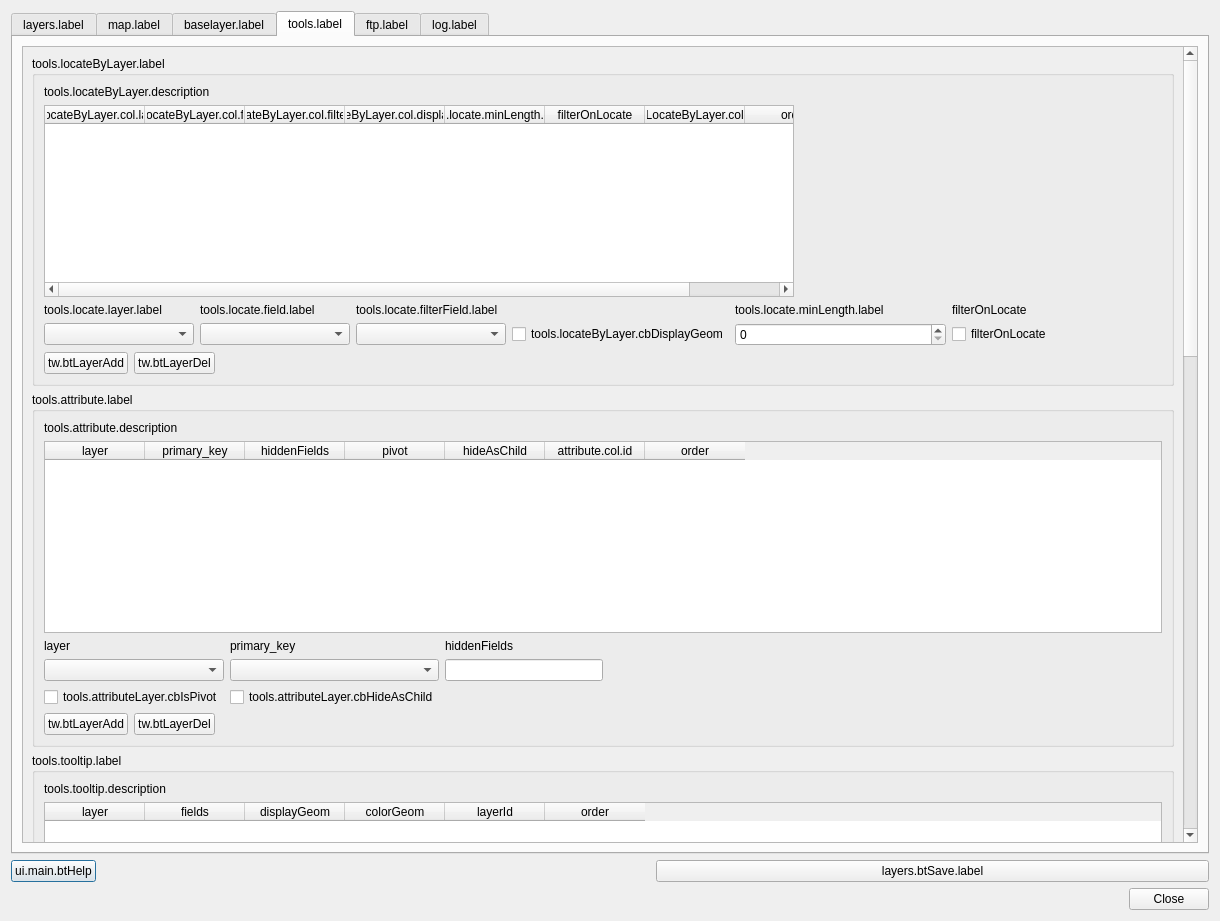
Qt form ui_lizmap.ui (3liz/lizmap-plugin) before a commit.
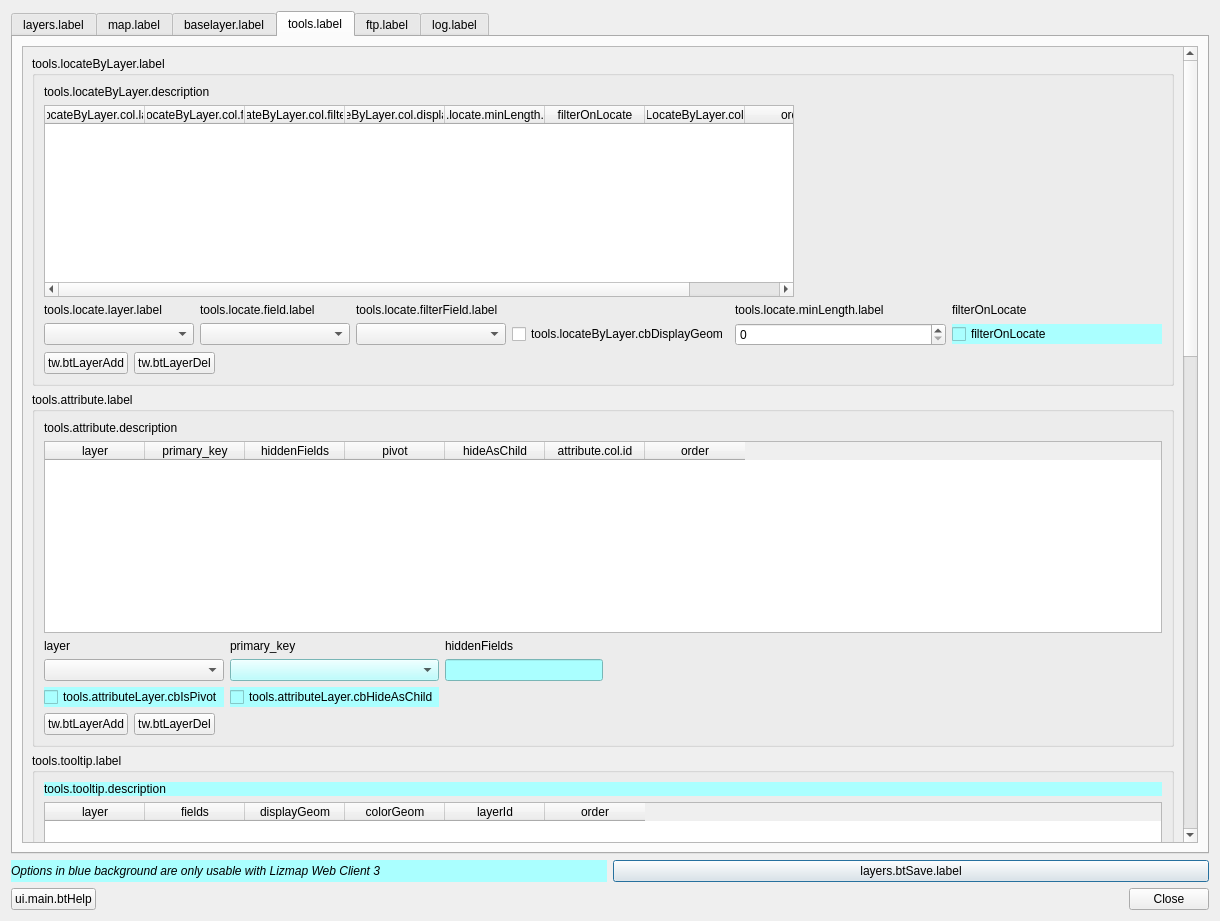
The same form after that commit. The open tabs and pages were chosen to show the change.

Commit message: Interface - distinguish options compatible with LWC3 with blue background

The edit to the form file:
```diff
--- a/ui_lizmap.ui
+++ b/ui_lizmap.ui
@@ -16,33 +16,24 @@
   <layout class="QGridLayout" name="gridLayout_9">
    <item row="1" column="0">
     <layout class="QGridLayout" name="gridLayout">
-     <item row="0" column="0">
-      <widget class="QPushButton" name="btHelp">
+     <item row="0" column="2">
+      <widget class="QLabel" name="label_63">
+       <property name="font">
+        <font>
+         <italic>true</italic>
+        </font>
+       </property>
+       <property name="styleSheet">
+        <string notr="true">background-color:rgb(170, 255, 255);</string>
+       </property>
        <property name="text">
-        <string>ui.main.btHelp</string>
+        <string>Options in blue background are only usable with Lizmap Web Client 3</string>
        </property>
-      </widget>
-     </item>
-     <item row="1" column="3">
-      <widget class="QDialogButtonBox" name="buttonClose">
-       <property name="standardButtons">
-        <set>QDialogButtonBox::Close</set>
+       <property name="wordWrap">
+        <bool>true</bool>
        </property>
       </widget>
      </item>
-     <item row="0" column="1">
-      <spacer name="horizontalSpacer">
-       <property name="orientation">
-        <enum>Qt::Horizontal</enum>
-       </property>
-       <property name="sizeHint" stdset="0">
-        <size>
-         <width>40</width>
-         <height>20</height>
-        </size>
-       </property>
-      </spacer>
-     </item>
      <item row="0" column="3">
       <widget class="QPushButton" name="btSave">
        <property name="text">
@@ -1567,8 +1558,8 @@
           <property name="geometry">
            <rect>
             <x>0</x>
-            <y>0</y>
-            <width>1154</width>
+            <y>-379</y>
+            <width>1162</width>
             <height>2167</height>
            </rect>
           </property>
@@ -1700,6 +1691,9 @@
                       <property name="toolTip">
                        <string>filterOnLocateTooltip</string>
                       </property>
+                      <property name="styleSheet">
+                       <string notr="true">background-color:rgb(170, 255, 255);</string>
+                      </property>
                       <property name="text">
                        <string>filterOnLocate</string>
                       </property>
@@ -1895,7 +1889,11 @@
                    </widget>
                   </item>
                   <item row="1" column="1">
-                   <widget class="QComboBox" name="liAttributeLayerFields"/>
+                   <widget class="QComboBox" name="liAttributeLayerFields">
+                    <property name="styleSheet">
+                     <string notr="true">background-color:rgb(170, 255, 255);</string>
+                    </property>
+                   </widget>
                   </item>
                   <item row="0" column="1">
                    <widget class="QLabel" name="label_62">
@@ -1913,16 +1911,26 @@
                   </item>
                   <item row="6" column="0">
                    <widget class="QCheckBox" name="cbAttributeLayerIsPivot">
+                    <property name="styleSheet">
+                     <string notr="true">background-color:rgb(170, 255, 255);</string>
+                    </property>
                     <property name="text">
                      <string>tools.attributeLayer.cbIsPivot</string>
                     </property>
                    </widget>
                   </item>
                   <item row="1" column="2">
-                   <widget class="QLineEdit" name="inAttributeLayerHiddenFields"/>
+                   <widget class="QLineEdit" name="inAttributeLayerHiddenFields">
+                    <property name="styleSheet">
+                     <string notr="true">background-color:rgb(170, 255, 255);</string>
+                    </property>
+                   </widget>
                   </item>
                   <item row="6" column="1">
                    <widget class="QCheckBox" name="cbAttributeLayerHideAsChild">
+                    <property name="styleSheet">
+                     <string notr="true">background-color:rgb(170, 255, 255);</string>
+                    </property>
                     <property name="text">
                      <string>tools.attributeLayer.cbHideAsChild</string>
                     </property>
@@ -1990,6 +1998,9 @@
              <layout class="QVBoxLayout" name="verticalLayout_20">
               <item>
                <widget class="QLabel" name="label_2">
+                <property name="styleSheet">
+                 <string notr="true">background-color:rgb(170, 255, 255);</string>
+                </property>
                 <property name="text">
                  <string>tools.tooltip.description</string>
                 </property>
@@ -2823,6 +2834,24 @@
      </widget>
     </widget>
    </item>
+   <item row="2" column="0">
+    <layout class="QHBoxLayout" name="horizontalLayout_28">
+     <item>
+      <widget class="QPushButton" name="btHelp">
+       <property name="text">
+        <string>ui.main.btHelp</string>
+       </property>
+      </widget>
+     </item>
+     <item>
+      <widget class="QDialogButtonBox" name="buttonClose">
+       <property name="standardButtons">
+        <set>QDialogButtonBox::Close</set>
+       </property>
+      </widget>
+     </item>
+    </layout>
+   </item>
   </layout>
  </widget>
  <tabstops>
```
Left out of the diff: 59 changed lines with no effect on the pictures. The commit also changes 9 other files.
